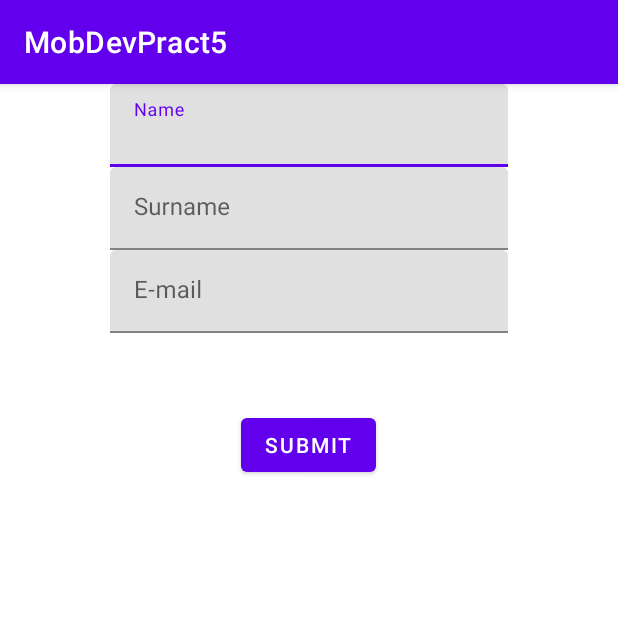
After one commit to TheJadeRabb1t/MobDevPract5, an Android app: the fragment Registration shown on its own in the app's theme, on a phone screen of 412 x 824 dp, the top half of it. The commit adds this screen. Run offline under Robolectric (Android 15) with nearby library versions, the phone set to English and light mode, and no system bars.

Commit message:
Fragments added

```diff
--- /dev/null
+++ b/app/src/main/java/com/example/mobdevpract5/Registration.java
@@ -0,0 +1,64 @@
+package com.example.mobdevpract5;
+
+import android.os.Bundle;
+
+import androidx.fragment.app.Fragment;
+
+import android.view.LayoutInflater;
+import android.view.View;
+import android.view.ViewGroup;
+
+/**
+ * A simple {@link Fragment} subclass.
+ * Use the {@link Registration#newInstance} factory method to
+ * create an instance of this fragment.
+ */
+public class Registration extends Fragment {
+
+    // TODO: Rename parameter arguments, choose names that match
+    // the fragment initialization parameters, e.g. ARG_ITEM_NUMBER
+    private static final String ARG_PARAM1 = "param1";
+    private static final String ARG_PARAM2 = "param2";
+
+    // TODO: Rename and change types of parameters
+    private String mParam1;
+    private String mParam2;
+
+    public Registration() {
+        // Required empty public constructor
+    }
+
+    /**
+     * Use this factory method to create a new instance of
+     * this fragment using the provided parameters.
+     *
+     * @param param1 Parameter 1.
+     * @param param2 Parameter 2.
+     * @return A new instance of fragment Registration.
+     */
+    // TODO: Rename and change types and number of parameters
+    public static Registration newInstance(String param1, String param2) {
+        Registration fragment = new Registration();
+        Bundle args = new Bundle();
+        args.putString(ARG_PARAM1, param1);
+        args.putString(ARG_PARAM2, param2);
+        fragment.setArguments(args);
+        return fragment;
+    }
+
+    @Override
+    public void onCreate(Bundle savedInstanceState) {
+        super.onCreate(savedInstanceState);
+        if (getArguments() != null) {
+            mParam1 = getArguments().getString(ARG_PARAM1);
+            mParam2 = getArguments().getString(ARG_PARAM2);
+        }
+    }
+
+    @Override
+    public View onCreateView(LayoutInflater inflater, ViewGroup container,
+                             Bundle savedInstanceState) {
+        // Inflate the layout for this fragment
+        return inflater.inflate(R.layout.fragment_registration, container, false);
+    }
+}
--- /dev/null
+++ b/app/src/main/res/layout/fragment_registration.xml
@@ -0,0 +1,74 @@
+<?xml version="1.0" encoding="utf-8"?>
+<FrameLayout xmlns:android="http://schemas.android.com/apk/res/android"
+    xmlns:tools="http://schemas.android.com/tools"
+    android:layout_width="match_parent"
+    android:layout_height="match_parent"
+    xmlns:app="http://schemas.android.com/apk/res-auto"
+    tools:context=".Registration">
+
+    <androidx.constraintlayout.widget.ConstraintLayout
+        android:layout_width="match_parent"
+        android:layout_height="match_parent">
+        <com.google.android.material.textfield.TextInputLayout
+            android:id="@+id/textInputLayout2"
+            android:layout_width="265dp"
+            android:layout_height="55dp"
+            app:layout_constraintEnd_toEndOf="parent"
+            app:layout_constraintStart_toStartOf="parent"
+            app:layout_constraintTop_toTopOf="parent"
+            tools:ignore="MissingConstraints">
+
+            <com.google.android.material.textfield.TextInputEditText
+                android:id="@+id/Name"
+                android:layout_width="match_parent"
+                android:layout_height="match_parent"
+                android:hint="@string/name"
+                android:textColorHint="#9E9E9E" />
+        </com.google.android.material.textfield.TextInputLayout>
+
+        <com.google.android.material.textfield.TextInputLayout
+            android:id="@+id/textInputLayout3"
+            android:layout_width="265dp"
+            android:layout_height="55dp"
+            app:layout_constraintEnd_toEndOf="parent"
+            app:layout_constraintStart_toStartOf="parent"
+            app:layout_constraintTop_toBottomOf="@+id/textInputLayout2"
+            tools:ignore="MissingConstraints">
+
+            <com.google.android.material.textfield.TextInputEditText
+                android:id="@+id/surname"
+                android:layout_width="match_parent"
+                android:layout_height="wrap_content"
+                android:hint="@string/surname" />
+        </com.google.android.material.textfield.TextInputLayout>
+
+        <com.google.android.material.textfield.TextInputLayout
+            android:id="@+id/textInputLayout"
+            android:layout_width="265dp"
+            android:layout_height="55dp"
+            app:layout_constraintEnd_toEndOf="parent"
+            app:layout_constraintStart_toStartOf="parent"
+            app:layout_constraintTop_toBottomOf="@+id/textInputLayout3"
+            tools:ignore="MissingConstraints">
+
+            <com.google.android.material.textfield.TextInputEditText
+                android:id="@+id/email"
+                android:layout_width="match_parent"
+                android:layout_height="wrap_content"
+                android:hint="@string/e_mail" />
+        </com.google.android.material.textfield.TextInputLayout>
+
+        <Button
+            android:id="@+id/submit_button"
+            android:layout_width="wrap_content"
+            android:layout_height="wrap_content"
+            android:text="@string/submit"
+            android:onClick="submitMethod"
+            app:layout_constraintBottom_toBottomOf="parent"
+            app:layout_constraintEnd_toEndOf="parent"
+            app:layout_constraintHorizontal_bias="0.498"
+            app:layout_constraintStart_toStartOf="parent"
+            app:layout_constraintTop_toBottomOf="@+id/textInputLayout"
+            app:layout_constraintVertical_bias="0.092" />
+    </androidx.constraintlayout.widget.ConstraintLayout>
+</FrameLayout>
--- /dev/null
+++ b/app/src/main/res/navigation/navigation_graph.xml
@@ -0,0 +1,6 @@
+<?xml version="1.0" encoding="utf-8"?>
+<navigation xmlns:android="http://schemas.android.com/apk/res/android"
+    xmlns:app="http://schemas.android.com/apk/res-auto"
+    android:id="@+id/navigation_graph">
+
+</navigation>
--- a/app/src/main/res/values/strings.xml
+++ b/app/src/main/res/values/strings.xml
@@ -1,3 +1,12 @@
 <resources>
     <string name="app_name">MobDevPract5</string>
+    <!-- TODO: Remove or change this placeholder text -->
+    <string name="hello_blank_fragment">Hello blank fragment</string>
+    <string name="profile">Profile</string>
+    <string name="registration">Registration</string>
+    <string name="name">Name</string>
+    <string name="surname">Surname</string>
+    <string name="e_mail">E-mail</string>
+    <string name="return_button">Return</string>
+    <string name="submit">Submit</string>
 </resources>
```
Also changed, not shown: app/build.gradle (+16 -0 lines), app/src/main/java/com/example/mobdevpract5/Choosing.java (added, +64 -0 lines), app/src/main/java/com/example/mobdevpract5/Profile.java (added, +64 -0 lines), app/src/main/res/layout/fragment_choosing.xml (added, +53 -0 lines), app/src/main/res/layout/fragment_profile.xml (added, +60 -0 lines).
